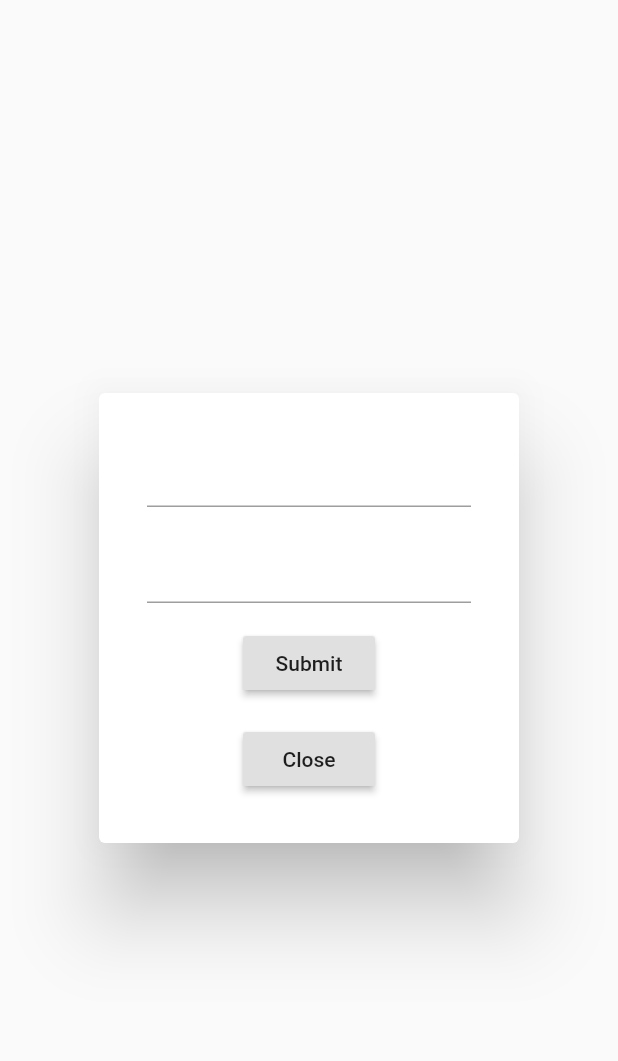
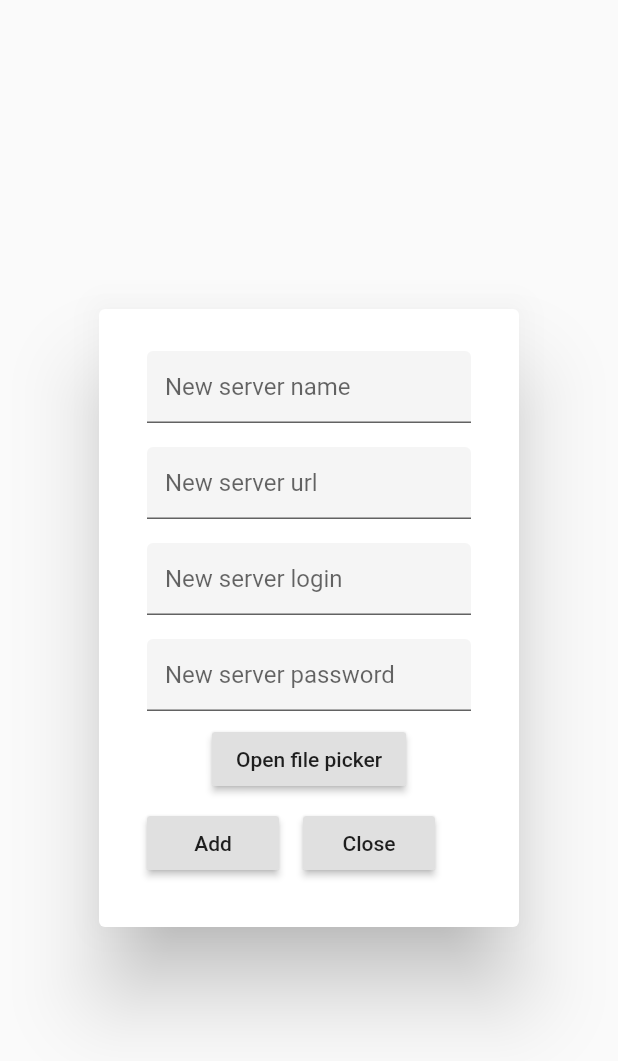
Before and after one commit to sshstudio/shstudio, a Flutter app: the AddServerWindow widget shown alone on an empty page, opened directly, on a phone screen of 412 x 824 dp. Shown: the top 1061 px of the screen. Run offline on Flutter 3.47's test engine with Material 2 defaults, Android fonts, the phone set to English and light mode, and no system bars; our stand-ins replace flutter_dotenv, rxdart, sentry; missing offline and left inert: dart:html, file_chooser, ssh_plugin, xterm.

Commit message:
add server form / file picker

```diff
--- a/lib/models/server.dart
+++ b/lib/models/server.dart
@@ -3,7 +3,7 @@ import 'dart:io';
 import 'package:ssh_plugin/ssh_plugin.dart';
 
 class Server {
-  int id;
+  String id;
   String title;
   String url;
   String login;
--- a/lib/models/server_folder.dart
+++ b/lib/models/server_folder.dart
@@ -26,8 +26,8 @@ class ServerFolder {
     var folder = ServerFolder();
     folder.title = 'Test';
     folder.servers = [
-      new Server(1, 'name of server', 'ya.ru', 'ya', 'ru'),
-      new Server(2, 's2', 'ya.ru', 'ya', 'ru'),
+      new Server('1', 'name of server', 'ya.ru', 'ya', 'ru'),
+      new Server('2', 's2', 'ya.ru', 'ya', 'ru'),
     ];
     return folder;
   }
--- a/lib/widgets/add_server_window.dart
+++ b/lib/widgets/add_server_window.dart
@@ -1,33 +1,122 @@
+import 'dart:html';
+
+import 'package:file_chooser/file_chooser.dart';
 import 'package:flutter/material.dart';
 
-class AddServerWindow extends StatelessWidget{
+
+class _FormData {
+  String id;
+  String title;
+  String url;
+  String login;
+  String password;
+
+  int port = 22;
+
+  String key;
+}
+
+class AddServerWindow extends StatelessWidget {
   @override
   Widget build(BuildContext context) {
+    final _formKey = GlobalKey<FormState>();
+
+    var data = _FormData();
 
     return AlertDialog(
       content: Stack(
         children: <Widget>[
           Form(
-            // key: _formKey,
+            key: _formKey,
             child: Column(
               mainAxisSize: MainAxisSize.min,
               children: <Widget>[
                 Padding(
                   padding: EdgeInsets.all(8.0),
-                  child: TextFormField(),
+                  child: TextFormField(
+                    decoration: InputDecoration(
+                      hintText: 'New server name',
+                      filled: true,
+                    ),
+                    validator: (value) {
+                      if (value.isEmpty) {
+                        return 'Folder name cant be blank';
+                      }
+                      data.title = value;
+                      return null;
+                    },
+                  ),
                 ),
                 Padding(
                   padding: EdgeInsets.all(8.0),
-                  child: TextFormField(),
+                  child: TextFormField(
+                    decoration: InputDecoration(
+                      hintText: 'New server url',
+                      filled: true,
                     ),
+                    validator: (value) {
+                      if (value.isEmpty) {
+                        return 'Folder name cant be blank';
+                      }
+                      data.url = value;
+                      return null;
+                    },
+                  ),
+                ),
+                Padding(
+                  padding: EdgeInsets.all(8.0),
+                  child: TextFormField(
+                    decoration: InputDecoration(
+                      hintText: 'New server login',
+                      filled: true,
+                    ),
+                    validator: (value) {
+                      if (value.isEmpty) {
+                        return 'Folder name cant be blank';
+                      }
+                      data.login = value;
+                      return null;
+                    },
+                  ),
+                ),
+                Padding(
+                  padding: EdgeInsets.all(8.0),
+                  child: TextFormField(
+                    decoration: InputDecoration(
+                      hintText: 'New server password',
+                      filled: true,
+                    ),
+                    validator: (value) {
+                      if (value.isEmpty) {
+                        return 'Folder name cant be blank';
+                      }
+                      data.password = value;
+                      return null;
+                    },
+                  ),
+                ),
+
+                RaisedButton(
+                  onPressed: () =>
+                  {
+                    showOpenPanel(canSelectDirectories: false,
+                        allowsMultipleSelection: false)
+                        .then((FileChooserResult value) =>
+                    data.key = value.paths[0]
+                    )
+                  },
+                  child: Text("Open file picker"),
+                ),
+                Row(
+                  children: [
                     Padding(
                       padding: const EdgeInsets.all(8.0),
                       child: RaisedButton(
-                    child: Text("Submit"),
+                        child: Text("Add"),
                         onPressed: () {
-                      // if (_formKey.currentState.validate()) {
-                      //   _formKey.currentState.save();
-                      // }
+                          if (_formKey.currentState.validate()) {
+                            Navigator.of(context).pop();
+                          }
                         },
                       ),
                     ),
@@ -42,6 +131,8 @@ class AddServerWindow extends StatelessWidget{
                           // }
                         },
                       ),
+                    ),
+                  ],
                 )
               ],
             ),
--- a/pubspec.yaml
+++ b/pubspec.yaml
@@ -33,7 +33,10 @@ dependencies:
   ssh_plugin:
     git:
       url: git://github.com/fgh151/ssh_plugin.git
-
+  file_chooser:
+    git:
+      url: git://github.com/google/flutter-desktop-embedding.git
+      path: plugins/file_chooser
 
   # The following adds the Cupertino Icons font to your application.
   # Use with the CupertinoIcons class for iOS style icons.
```
Also changed, not shown: pubspec.lock, 2 other files. Lines whose indentation alone changed are shown as unchanged.
